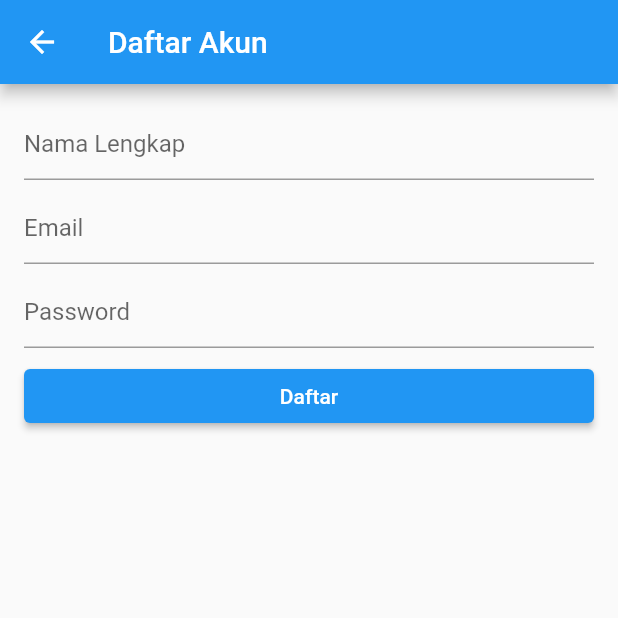
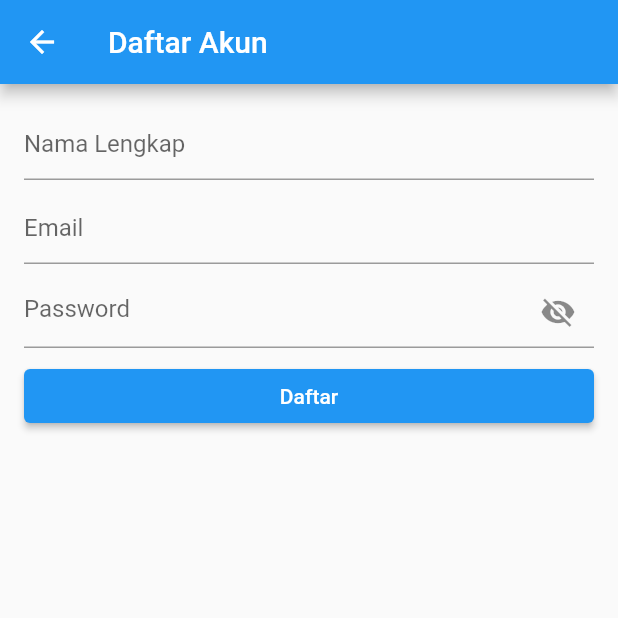
Before and after one commit to rifqifadh/Dicoding-IntermediateFlutter, a Flutter app: the screen it shows after launch, after a tap on "Login", after a tap on "Daftar", on a phone screen of 412 x 824 dp, the top half of it. Run offline on Flutter 3.47's test engine with Material 2 defaults, Android fonts, the phone set to English and light mode, and no system bars; our stand-ins replace cached_network_image, camera, go_router, image_picker, shared_preferences; accounts and stored records are empty; network calls fail.

```diff
--- a/lib/screen/login_screen.dart
+++ b/lib/screen/login_screen.dart
@@ -19,6 +19,14 @@ class _LoginScreenState extends State<LoginScreen> {
 
   final formKey = GlobalKey<FormState>();
 
+  bool passwordVisible = false;
+
+  @override
+  void initState() {
+    passwordVisible = false;
+    super.initState();
+  }
+
   @override
   void dispose() {
     emailController.dispose();
@@ -29,6 +37,7 @@ class _LoginScreenState extends State<LoginScreen> {
   @override
   Widget build(BuildContext context) {
     return Scaffold(
+      resizeToAvoidBottomInset: false,
       body: SafeArea(
         child: Padding(
           padding: const EdgeInsets.all(16),
@@ -44,7 +53,6 @@ class _LoginScreenState extends State<LoginScreen> {
                 const Text(
                   "Silahkan login menggunakan akun yg sudah terdaftar.",
                 ),
-              const Spacer(flex: 1),
                 const SizedBox(height: 32),
                 Form(
                   key: formKey,
@@ -56,7 +64,9 @@ class _LoginScreenState extends State<LoginScreen> {
                           if (value == null || value.isEmpty) {
                             return 'Please enter your email.';
                           }
-                        if (value.length < 8) { return "Password harus lebih dari 8 karakter"; }
+                          if (value.length < 8) {
+                            return "Password harus lebih dari 8 karakter";
+                          }
                           return null;
                         },
                         decoration: const InputDecoration(
@@ -72,9 +82,22 @@ class _LoginScreenState extends State<LoginScreen> {
                           }
                           return null;
                         },
-                      decoration: const InputDecoration(
-                        hintText: "Passwotd",
+                        decoration: InputDecoration(
+                          hintText: "Password",
+                          suffixIcon: IconButton(
+                            onPressed: () {
+                              setState(() {
+                                passwordVisible = !passwordVisible;
+                              });
+                            },
+                            icon: Icon(
+                              passwordVisible
+                                  ? Icons.visibility
+                                  : Icons.visibility_off,
                             ),
+                          ),
+                        ),
+                        obscureText: !passwordVisible,
                       ),
                       const SizedBox(height: 16),
                       context.watch<LoginProvider>().isLoading
@@ -114,11 +137,12 @@ class _LoginScreenState extends State<LoginScreen> {
                     ],
                   ),
                 ),
-              const Spacer(flex: 2),
+                // const Spacer(flex: 2),
               ],
             ),
           ),
-      )),
+        ),
+      ),
     );
   }
 
--- a/lib/screen/register_screen.dart
+++ b/lib/screen/register_screen.dart
@@ -18,6 +18,14 @@ class _RegisterScreenState extends State<RegisterScreen> {
 
   final formKey = GlobalKey<FormState>();
 
+  bool passwordVisible = false;
+
+  @override
+  void initState() {
+    passwordVisible = false;
+    super.initState();
+  }
+
   @override
   void dispose() {
     emailController.dispose();
@@ -29,6 +37,7 @@ class _RegisterScreenState extends State<RegisterScreen> {
   @override
   Widget build(BuildContext context) {
     return Scaffold(
+      resizeToAvoidBottomInset: false,
       appBar: AppBar(
         title: const Text("Daftar Akun"),
       ),
@@ -79,9 +88,22 @@ class _RegisterScreenState extends State<RegisterScreen> {
                       }
                       return null;
                     },
-                    decoration: const InputDecoration(
+                    decoration: InputDecoration(
                       hintText: "Password",
+                      suffixIcon: IconButton(
+                        onPressed: () {
+                          setState(() {
+                            passwordVisible = !passwordVisible;
+                          });
+                        },
+                        icon: Icon(
+                          passwordVisible
+                              ? Icons.visibility
+                              : Icons.visibility_off,
+                        ),
+                      ),
                     ),
+                    obscureText: !passwordVisible,
                   ),
                   const SizedBox(height: 8),
                   context.watch<RegisterProvider>().isLoading
--- a/lib/screen/stories_screen.dart
+++ b/lib/screen/stories_screen.dart
@@ -65,9 +65,12 @@ class _StoriesScreenState extends State<StoriesScreen> {
       ),
       floatingActionButton: FloatingActionButton(
         onPressed: () async {
+          final ScaffoldMessengerState scaffoldMessengerState =
+        ScaffoldMessenger.of(context);
           final bool success = await context.push<bool>("/add-story") ?? false;
 
           if(success == true && context.mounted) {
+            scaffoldMessengerState.showSnackBar(const SnackBar(content: Text('Sukses menambahkan story')));
             WidgetsBinding.instance.addPostFrameCallback((timeStamp) {
             context.read<StoriesProvider>().fetchStories();
             });
```
Also changed, not shown: lib/screen/add_story.dart (+14 -14 lines). Lines whose indentation alone changed are shown as unchanged.
